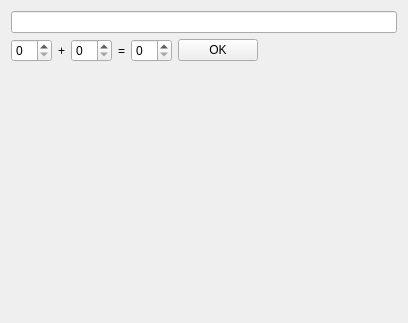
First picture: the form in Qt/my_programm/_For_tests/src/for_tests_mainbox/ui/for_tests_mainbox.ui, repository RinatB2017/mega_GIT, before the edit.
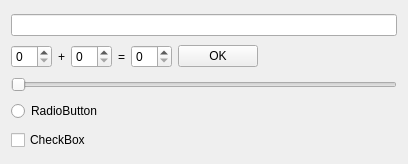
Second picture: the form after the edit.

```diff
--- a/Qt/my_programm/_For_tests/src/for_tests_mainbox/ui/for_tests_mainbox.ui
+++ b/Qt/my_programm/_For_tests/src/for_tests_mainbox/ui/for_tests_mainbox.ui
@@ -7,9 +7,15 @@
     <x>0</x>
     <y>0</y>
     <width>408</width>
-    <height>323</height>
+    <height>164</height>
    </rect>
   </property>
+  <property name="sizePolicy">
+   <sizepolicy hsizetype="Preferred" vsizetype="Fixed">
+    <horstretch>0</horstretch>
+    <verstretch>0</verstretch>
+   </sizepolicy>
+  </property>
   <layout class="QVBoxLayout" name="verticalLayout">
    <item>
     <widget class="QLineEdit" name="lineEdit"/>
@@ -74,17 +80,25 @@
     </layout>
    </item>
    <item>
-    <spacer name="verticalSpacer">
+    <widget class="QSlider" name="horizontalSlider">
      <property name="orientation">
-      <enum>Qt::Vertical</enum>
+      <enum>Qt::Horizontal</enum>
      </property>
-     <property name="sizeHint" stdset="0">
-      <size>
-       <width>20</width>
-       <height>40</height>
-      </size>
+    </widget>
+   </item>
+   <item>
+    <widget class="QRadioButton" name="radioButton">
+     <property name="text">
+      <string>RadioButton</string>
      </property>
-    </spacer>
+    </widget>
+   </item>
+   <item>
+    <widget class="QCheckBox" name="my_checkBox">
+     <property name="text">
+      <string>CheckBox</string>
+     </property>
+    </widget>
    </item>
   </layout>
  </widget>
```
